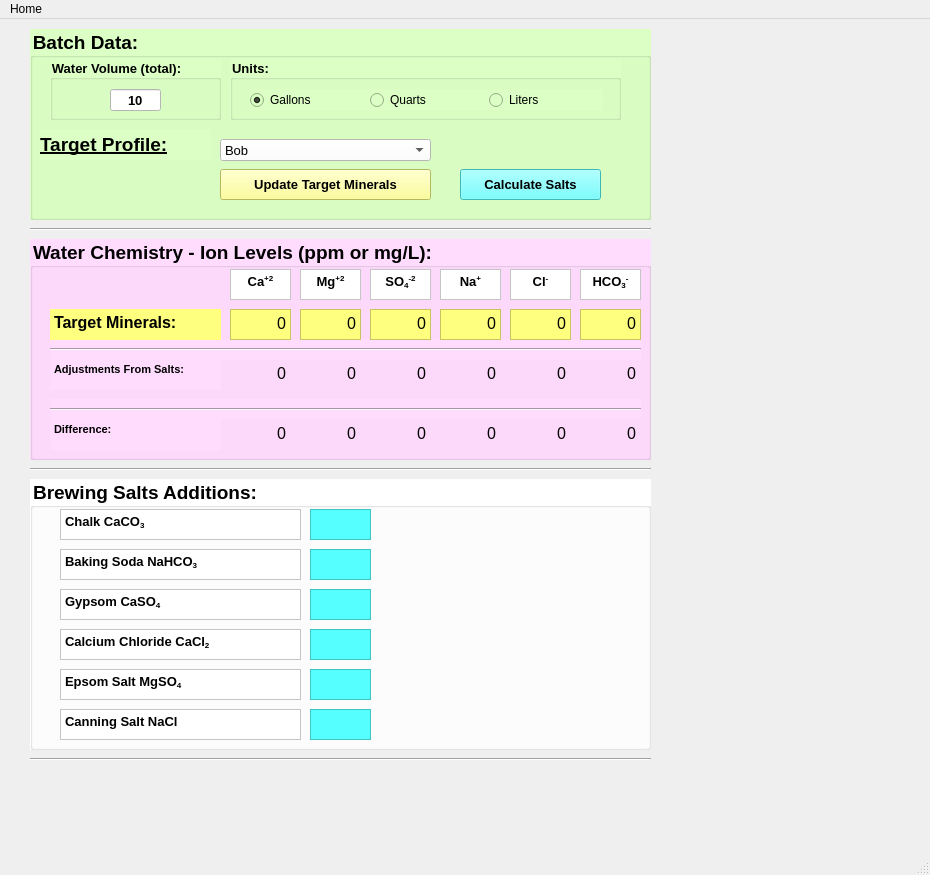
Above: src/qt/MainWindow.ui from blueharmony/aguaHefe before the change. Below: the same form after it.
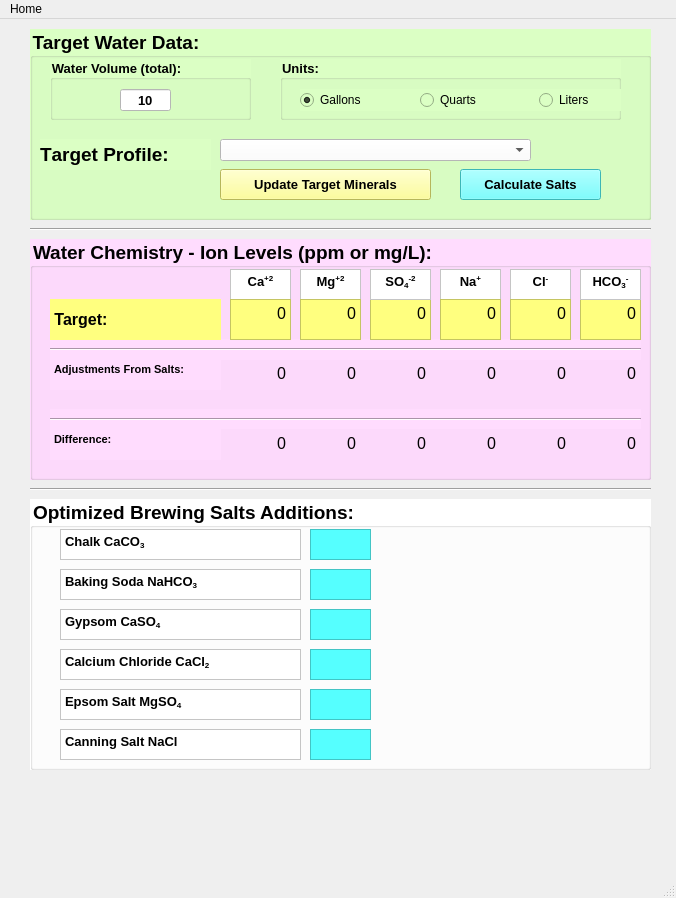
That is the form after the change. Icons and pictures are not drawn.

Patch:
```diff
--- a/src/qt/MainWindow.ui
+++ b/src/qt/MainWindow.ui
@@ -6,8 +6,8 @@
    <rect>
     <x>0</x>
     <y>0</y>
-    <width>930</width>
-    <height>875</height>
+    <width>676</width>
+    <height>898</height>
    </rect>
   </property>
   <property name="windowTitle">
@@ -31,7 +31,7 @@
     <property name="geometry">
      <rect>
       <x>30</x>
-      <y>440</y>
+      <y>460</y>
       <width>621</width>
       <height>21</height>
      </rect>
@@ -44,7 +44,7 @@
     <property name="geometry">
      <rect>
       <x>30</x>
-      <y>730</y>
+      <y>700</y>
       <width>621</width>
       <height>21</height>
      </rect>
@@ -74,7 +74,7 @@
 background-color: rgb(219, 255, 196);</string>
     </property>
     <property name="title">
-     <string>Batch Data:</string>
+     <string>Target Water Data:</string>
     </property>
     <widget class="QPushButton" name="pushButton_2">
      <property name="geometry">
@@ -198,39 +198,25 @@
       <rect>
        <x>190</x>
        <y>110</y>
-       <width>211</width>
+       <width>311</width>
        <height>22</height>
       </rect>
      </property>
      <property name="font">
       <font>
        <pointsize>10</pointsize>
+       <weight>75</weight>
+       <bold>true</bold>
       </font>
      </property>
+     <property name="autoFillBackground">
+      <bool>true</bool>
+     </property>
      <property name="styleSheet">
       <string notr="true">background-color: rgb(255, 255, 255);
+selection-background-color: rgb(255, 255, 255);
 selection-color: rgb(0, 0, 255);</string>
      </property>
-     <item>
-      <property name="text">
-       <string>Bob</string>
-      </property>
-     </item>
-     <item>
-      <property name="text">
-       <string>Carol</string>
-      </property>
-     </item>
-     <item>
-      <property name="text">
-       <string>Ted</string>
-      </property>
-     </item>
-     <item>
-      <property name="text">
-       <string>Alice</string>
-      </property>
-     </item>
     </widget>
     <widget class="QPushButton" name="pushButton">
      <property name="geometry">
@@ -261,7 +247,7 @@
       <rect>
        <x>20</x>
        <y>30</y>
-       <width>171</width>
+       <width>201</width>
        <height>61</height>
       </rect>
      </property>
@@ -278,7 +264,7 @@
      <widget class="QLineEdit" name="lineEdit">
       <property name="geometry">
        <rect>
-        <x>60</x>
+        <x>70</x>
         <y>30</y>
         <width>51</width>
         <height>22</height>
@@ -305,9 +291,9 @@
     <widget class="QGroupBox" name="groupBox">
      <property name="geometry">
       <rect>
-       <x>200</x>
+       <x>250</x>
        <y>30</y>
-       <width>391</width>
+       <width>341</width>
        <height>61</height>
       </rect>
      </property>
@@ -371,7 +357,7 @@
      <property name="geometry">
       <rect>
        <x>10</x>
-       <y>100</y>
+       <y>110</y>
        <width>171</width>
        <height>31</height>
       </rect>
@@ -381,7 +367,8 @@
        <pointsize>14</pointsize>
        <weight>75</weight>
        <bold>true</bold>
-       <underline>true</underline>
+       <underline>false</underline>
+       <kerning>false</kerning>
       </font>
      </property>
      <property name="text">
@@ -395,7 +382,7 @@
       <x>30</x>
       <y>220</y>
       <width>621</width>
-      <height>221</height>
+      <height>241</height>
      </rect>
     </property>
     <property name="font">
@@ -428,9 +415,9 @@
      <property name="geometry">
       <rect>
        <x>270</x>
-       <y>180</y>
+       <y>190</y>
        <width>61</width>
-       <height>31</height>
+       <height>41</height>
       </rect>
      </property>
      <property name="styleSheet">
@@ -453,7 +440,7 @@
        <x>550</x>
        <y>120</y>
        <width>61</width>
-       <height>31</height>
+       <height>41</height>
       </rect>
      </property>
      <property name="styleSheet">
@@ -476,7 +463,7 @@
        <x>410</x>
        <y>120</y>
        <width>61</width>
-       <height>31</height>
+       <height>41</height>
       </rect>
      </property>
      <property name="styleSheet">
@@ -517,9 +504,9 @@
      <property name="geometry">
       <rect>
        <x>410</x>
-       <y>70</y>
+       <y>60</y>
        <width>61</width>
-       <height>31</height>
+       <height>41</height>
       </rect>
      </property>
      <property name="styleSheet">
@@ -579,7 +566,7 @@
        <x>480</x>
        <y>120</y>
        <width>61</width>
-       <height>31</height>
+       <height>41</height>
       </rect>
      </property>
      <property name="styleSheet">
@@ -620,9 +607,9 @@
      <property name="geometry">
       <rect>
        <x>340</x>
-       <y>70</y>
+       <y>60</y>
        <width>61</width>
-       <height>31</height>
+       <height>41</height>
       </rect>
      </property>
      <property name="styleSheet">
@@ -640,9 +627,9 @@
      <property name="geometry">
       <rect>
        <x>340</x>
-       <y>180</y>
+       <y>190</y>
        <width>61</width>
-       <height>31</height>
+       <height>41</height>
       </rect>
      </property>
      <property name="styleSheet">
@@ -663,9 +650,9 @@
      <property name="geometry">
       <rect>
        <x>480</x>
-       <y>70</y>
+       <y>60</y>
        <width>61</width>
-       <height>31</height>
+       <height>41</height>
       </rect>
      </property>
      <property name="styleSheet">
@@ -683,7 +670,7 @@
      <property name="geometry">
       <rect>
        <x>20</x>
-       <y>180</y>
+       <y>190</y>
        <width>171</width>
        <height>31</height>
       </rect>
@@ -709,9 +696,9 @@
      <property name="geometry">
       <rect>
        <x>200</x>
-       <y>180</y>
+       <y>190</y>
        <width>61</width>
-       <height>31</height>
+       <height>41</height>
       </rect>
      </property>
      <property name="styleSheet">
@@ -734,7 +721,7 @@
        <x>340</x>
        <y>120</y>
        <width>61</width>
-       <height>31</height>
+       <height>41</height>
       </rect>
      </property>
      <property name="styleSheet">
@@ -755,9 +742,9 @@
      <property name="geometry">
       <rect>
        <x>550</x>
-       <y>180</y>
+       <y>190</y>
        <width>61</width>
-       <height>31</height>
+       <height>41</height>
       </rect>
      </property>
      <property name="styleSheet">
@@ -778,9 +765,9 @@
      <property name="geometry">
       <rect>
        <x>270</x>
-       <y>70</y>
+       <y>60</y>
        <width>61</width>
-       <height>31</height>
+       <height>41</height>
       </rect>
      </property>
      <property name="styleSheet">
@@ -800,7 +787,7 @@
        <x>200</x>
        <y>120</y>
        <width>61</width>
-       <height>31</height>
+       <height>41</height>
       </rect>
      </property>
      <property name="styleSheet">
@@ -821,9 +808,9 @@
      <property name="geometry">
       <rect>
        <x>550</x>
-       <y>70</y>
+       <y>60</y>
        <width>61</width>
-       <height>31</height>
+       <height>41</height>
       </rect>
      </property>
      <property name="styleSheet">
@@ -861,9 +848,9 @@
      <property name="geometry">
       <rect>
        <x>480</x>
-       <y>180</y>
+       <y>190</y>
        <width>61</width>
-       <height>31</height>
+       <height>41</height>
       </rect>
      </property>
      <property name="styleSheet">
@@ -880,36 +867,13 @@
 &lt;p align=&quot;right&quot; style=&quot; margin-top:0px; margin-bottom:0px; margin-left:0px; margin-right:0px; -qt-block-indent:0; text-indent:0px;&quot;&gt;&lt;span style=&quot; font-size:12pt;&quot;&gt;0&lt;/span&gt;&lt;/p&gt;&lt;/body&gt;&lt;/html&gt;</string>
      </property>
     </widget>
-    <widget class="QTextEdit" name="textEdit_11">
-     <property name="geometry">
-      <rect>
-       <x>20</x>
-       <y>70</y>
-       <width>171</width>
-       <height>31</height>
-      </rect>
-     </property>
-     <property name="styleSheet">
-      <string notr="true">background-color: rgb(255, 255, 127);</string>
-     </property>
-     <property name="frameShape">
-      <enum>QFrame::NoFrame</enum>
-     </property>
-     <property name="html">
-      <string>&lt;!DOCTYPE HTML PUBLIC &quot;-//W3C//DTD HTML 4.0//EN&quot; &quot;http://www.w3.org/TR/REC-html40/strict.dtd&quot;&gt;
-&lt;html&gt;&lt;head&gt;&lt;meta name=&quot;qrichtext&quot; content=&quot;1&quot; /&gt;&lt;style type=&quot;text/css&quot;&gt;
-p, li { white-space: pre-wrap; }
-&lt;/style&gt;&lt;/head&gt;&lt;body style=&quot; font-family:'MS Shell Dlg 2'; font-size:7.8pt; font-weight:400; font-style:normal;&quot;&gt;
-&lt;p style=&quot; margin-top:0px; margin-bottom:0px; margin-left:0px; margin-right:0px; -qt-block-indent:0; text-indent:0px;&quot;&gt;&lt;span style=&quot; font-size:12pt; font-weight:600;&quot;&gt;Target Minerals:&lt;/span&gt;&lt;/p&gt;&lt;/body&gt;&lt;/html&gt;</string>
-     </property>
-    </widget>
     <widget class="QTextEdit" name="textEdit_27">
      <property name="geometry">
       <rect>
        <x>410</x>
-       <y>180</y>
+       <y>190</y>
        <width>61</width>
-       <height>31</height>
+       <height>41</height>
       </rect>
      </property>
      <property name="styleSheet">
@@ -952,7 +916,7 @@
        <x>270</x>
        <y>120</y>
        <width>61</width>
-       <height>31</height>
+       <height>41</height>
       </rect>
      </property>
      <property name="styleSheet">
@@ -973,9 +937,9 @@
      <property name="geometry">
       <rect>
        <x>200</x>
-       <y>70</y>
+       <y>60</y>
        <width>61</width>
-       <height>31</height>
+       <height>41</height>
       </rect>
      </property>
      <property name="styleSheet">
@@ -1013,7 +977,7 @@
      <property name="geometry">
       <rect>
        <x>20</x>
-       <y>160</y>
+       <y>170</y>
        <width>591</width>
        <height>20</height>
       </rect>
@@ -1022,12 +986,35 @@
       <enum>Qt::Horizontal</enum>
      </property>
     </widget>
+    <widget class="QLabel" name="label_2">
+     <property name="geometry">
+      <rect>
+       <x>20</x>
+       <y>60</y>
+       <width>171</width>
+       <height>41</height>
+      </rect>
+     </property>
+     <property name="font">
+      <font>
+       <pointsize>12</pointsize>
+       <weight>75</weight>
+       <bold>true</bold>
+      </font>
+     </property>
+     <property name="styleSheet">
+      <string notr="true">background-color: rgb(255, 255, 127);</string>
+     </property>
+     <property name="text">
+      <string> Target:</string>
+     </property>
+    </widget>
    </widget>
    <widget class="QGroupBox" name="groupBox_5">
     <property name="geometry">
      <rect>
       <x>30</x>
-      <y>460</y>
+      <y>480</y>
       <width>621</width>
       <height>271</height>
      </rect>
@@ -1043,7 +1030,7 @@
      <string notr="true">background-color: rgb(255, 255, 255);</string>
     </property>
     <property name="title">
-     <string>Brewing Salts Additions:</string>
+     <string>Optimized Brewing Salts Additions:</string>
     </property>
     <widget class="QTextEdit" name="textEdit_43">
      <property name="geometry">
@@ -1293,7 +1280,7 @@
     <rect>
      <x>0</x>
      <y>0</y>
-     <width>930</width>
+     <width>676</width>
      <height>26</height>
     </rect>
    </property>
```
Left out of the diff: 3 changed lines with no effect on the pictures.
